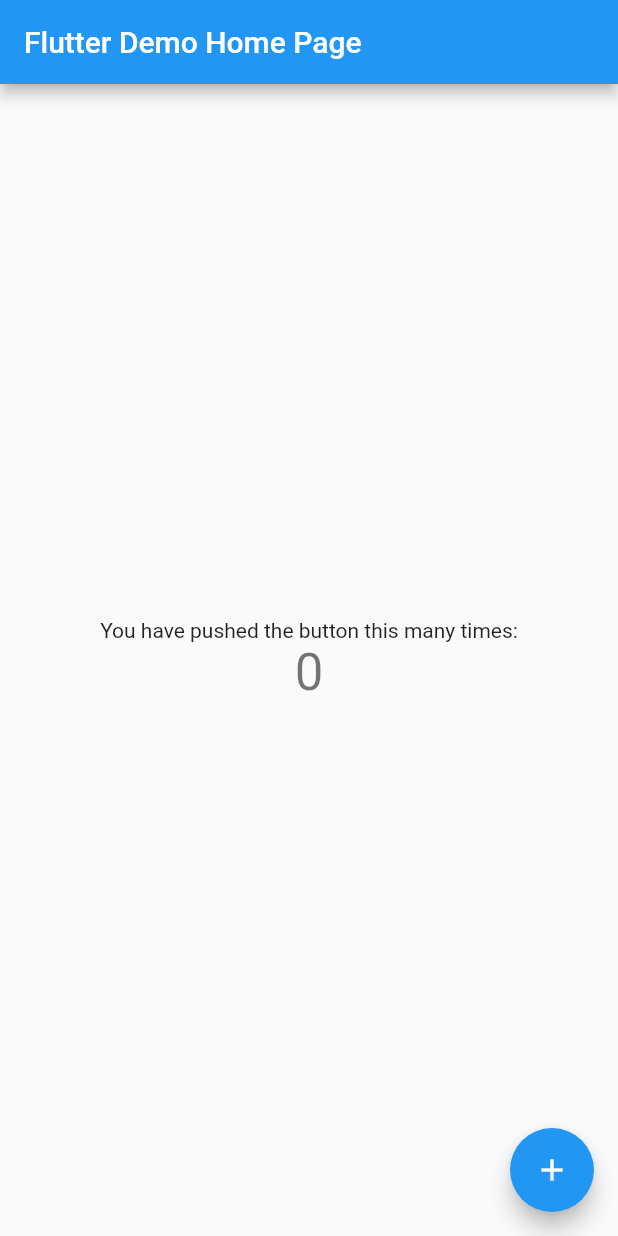
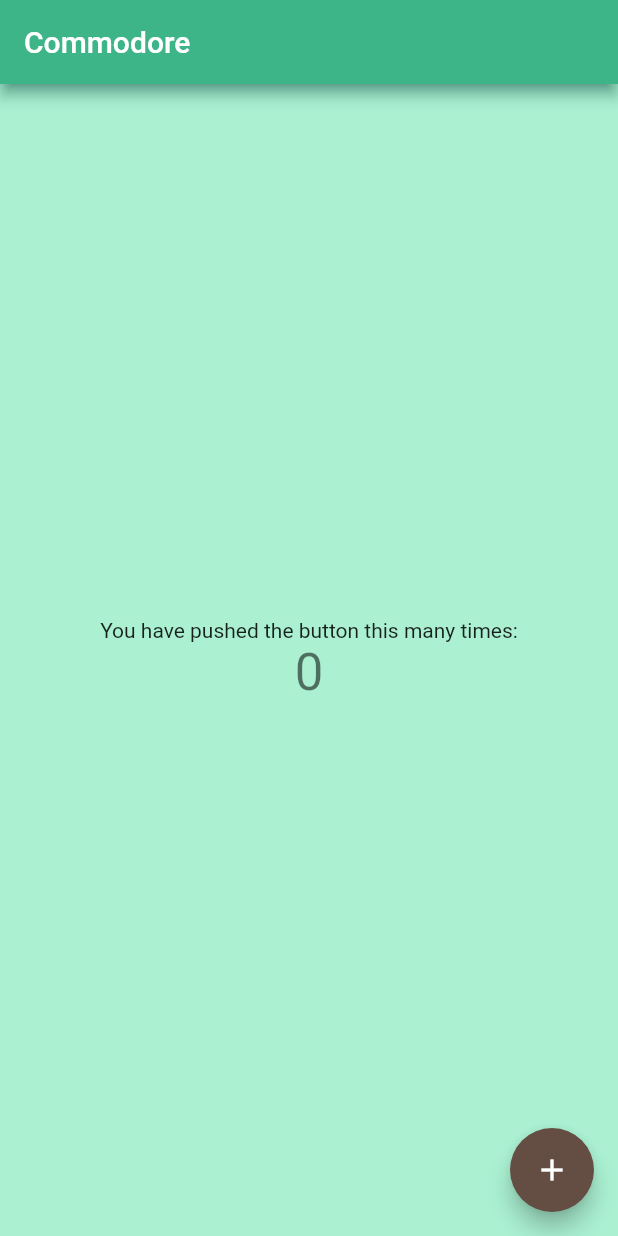
Before and after one commit to JadenHowell/Commodore, a Flutter app: the screen it shows after launch, on a phone screen of 412 x 824 dp. Run offline on Flutter 3.47's test engine with Material 2 defaults, Android fonts, the phone set to English and light mode, and no system bars.

Commit message:
Create basic theme

```diff
--- a/lib/main.dart
+++ b/lib/main.dart
@@ -1,3 +1,4 @@
+import 'package:commodore/themes/theme_data.dart';
 import 'package:flutter/material.dart';
 
 void main() {
@@ -7,40 +8,18 @@ void main() {
 class MyApp extends StatelessWidget {
   const MyApp({Key? key}) : super(key: key);
 
-  // This widget is the root of your application.
   @override
   Widget build(BuildContext context) {
     return MaterialApp(
-      title: 'Flutter Demo',
-      theme: ThemeData(
-        // This is the theme of your application.
-        //
-        // Try running your application with "flutter run". You'll see the
-        // application has a blue toolbar. Then, without quitting the app, try
-        // changing the primarySwatch below to Colors.green and then invoke
-        // "hot reload" (press "r" in the console where you ran "flutter run",
-        // or simply save your changes to "hot reload" in a Flutter IDE).
-        // Notice that the counter didn't reset back to zero; the application
-        // is not restarted.
-        primarySwatch: Colors.blue,
-      ),
-      home: const MyHomePage(title: 'Flutter Demo Home Page'),
+      title: 'Commodore Score',
+      theme: CustomTheme.theme,
+      home: const MyHomePage(title: 'Commodore'),
     );
   }
 }
 
 class MyHomePage extends StatefulWidget {
   const MyHomePage({Key? key, required this.title}) : super(key: key);
-
-  // This widget is the home page of your application. It is stateful, meaning
-  // that it has a State object (defined below) that contains fields that affect
-  // how it looks.
-
-  // This class is the configuration for the state. It holds the values (in this
-  // case the title) provided by the parent (in this case the App widget) and
-  // used by the build method of the State. Fields in a Widget subclass are
-  // always marked "final".
-
   final String title;
 
   @override
@@ -52,47 +31,18 @@ class _MyHomePageState extends State<MyHomePage> {
 
   void _incrementCounter() {
     setState(() {
-      // This call to setState tells the Flutter framework that something has
-      // changed in this State, which causes it to rerun the build method below
-      // so that the display can reflect the updated values. If we changed
-      // _counter without calling setState(), then the build method would not be
-      // called again, and so nothing would appear to happen.
       _counter++;
     });
   }
 
   @override
   Widget build(BuildContext context) {
-    // This method is rerun every time setState is called, for instance as done
-    // by the _incrementCounter method above.
-    //
-    // The Flutter framework has been optimized to make rerunning build methods
-    // fast, so that you can just rebuild anything that needs updating rather
-    // than having to individually change instances of widgets.
     return Scaffold(
       appBar: AppBar(
-        // Here we take the value from the MyHomePage object that was created by
-        // the App.build method, and use it to set our appbar title.
         title: Text(widget.title),
       ),
       body: Center(
-        // Center is a layout widget. It takes a single child and positions it
-        // in the middle of the parent.
         child: Column(
-          // Column is also a layout widget. It takes a list of children and
-          // arranges them vertically. By default, it sizes itself to fit its
-          // children horizontally, and tries to be as tall as its parent.
-          //
-          // Invoke "debug painting" (press "p" in the console, choose the
-          // "Toggle Debug Paint" action from the Flutter Inspector in Android
-          // Studio, or the "Toggle Debug Paint" command in Visual Studio Code)
-          // to see the wireframe for each widget.
-          //
-          // Column has various properties to control how it sizes itself and
-          // how it positions its children. Here we use mainAxisAlignment to
-          // center the children vertically; the main axis here is the vertical
-          // axis because Columns are vertical (the cross axis would be
-          // horizontal).
           mainAxisAlignment: MainAxisAlignment.center,
           children: <Widget>[
             const Text(
@@ -109,7 +59,7 @@ class _MyHomePageState extends State<MyHomePage> {
         onPressed: _incrementCounter,
         tooltip: 'Increment',
         child: const Icon(Icons.add),
-      ), // This trailing comma makes auto-formatting nicer for build methods.
+      ),
     );
   }
 }
--- /dev/null
+++ b/lib/themes/color_values.dart
@@ -0,0 +1,10 @@
+import 'dart:ui';
+
+class ColorValues {
+  static Color get primaryColor => Color(0xff3EB489);
+  static Color get backgroundColor => Color(0xffAAF0D1);
+  static Color get darkPrimaryColor => Color(0xff00796B);
+  static Color get lightPrimaryColor => Color(0xff4bd6a3);
+  static Color get buttonColor => Color(0xff644D43);
+  static Color get textEntryColor => Color(0xffffe8db);
+}
--- /dev/null
+++ b/lib/themes/theme_data.dart
@@ -0,0 +1,35 @@
+import 'package:flutter/material.dart';
+
+import 'color_values.dart';
+
+class CustomTheme{
+  static ThemeData get theme => ThemeData(
+    primaryColor: ColorValues.primaryColor,
+    scaffoldBackgroundColor: ColorValues.backgroundColor,
+    primaryColorDark: ColorValues.darkPrimaryColor,
+    primaryColorLight: ColorValues.lightPrimaryColor,
+    bottomAppBarColor: ColorValues.primaryColor,
+
+    appBarTheme: AppBarTheme(
+      backgroundColor: ColorValues.primaryColor,
+      shadowColor: ColorValues.darkPrimaryColor,
+    ),
+
+    floatingActionButtonTheme: FloatingActionButtonThemeData(
+      backgroundColor: ColorValues.buttonColor,
+    ),
+
+    elevatedButtonTheme: ElevatedButtonThemeData(
+      style: ButtonStyle(
+        backgroundColor: MaterialStateProperty.resolveWith<Color>((Set<MaterialState> states) {
+            if (states.contains(MaterialState.pressed)){
+              return ColorValues.buttonColor.withOpacity(0.5);
+            }
+            return ColorValues.buttonColor;
+          },
+        ),
+      ),
+    ),
+  );
+
+}
```
